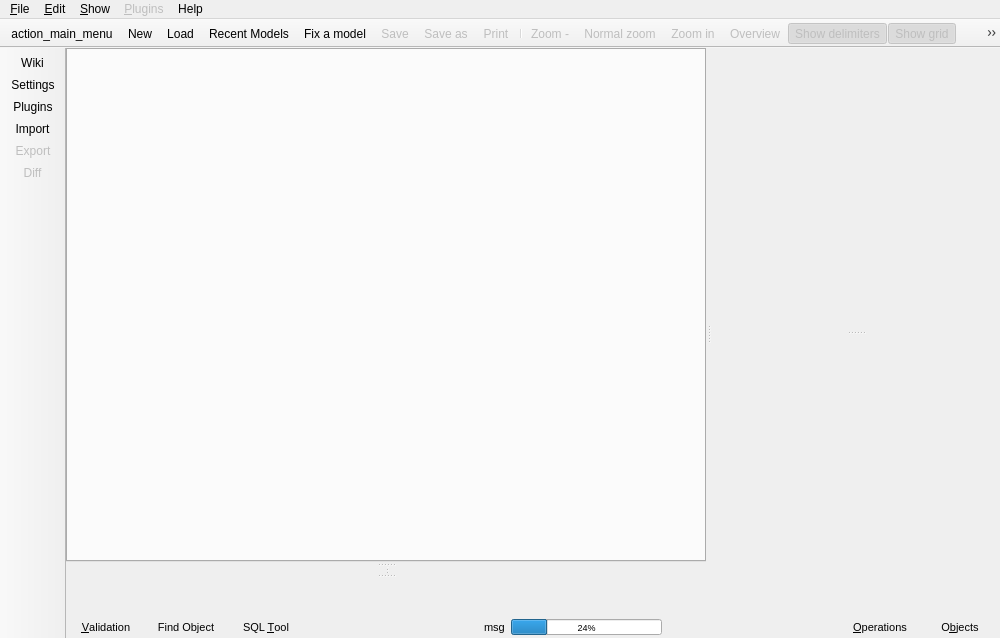
Above: libpgmodeler_ui/ui/mainwindow.ui from pgmodeler/pgmodeler before the change. Below: the same form after it.
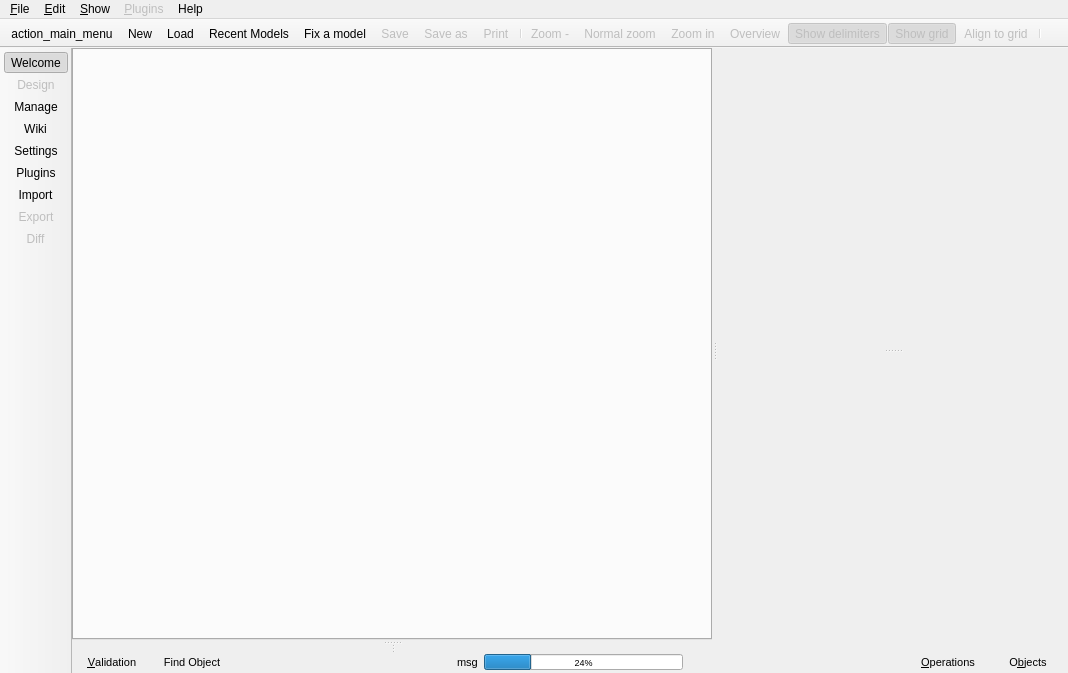
That is the form after the change. The open tabs and pages were chosen to show the change. Icons and pictures are not drawn.

Commit message: Improvements on main window in order to give more visibility to SQL tool and central widget. Now there are three different views (welcome, design and manage)

The edit to the form file:
```diff
--- a/libpgmodeler_ui/ui/mainwindow.ui
+++ b/libpgmodeler_ui/ui/mainwindow.ui
@@ -9,8 +9,8 @@
    <rect>
     <x>0</x>
     <y>0</y>
-    <width>1000</width>
-    <height>638</height>
+    <width>1068</width>
+    <height>673</height>
    </rect>
   </property>
   <property name="minimumSize">
@@ -60,6 +60,32 @@
    <property name="enabled">
     <bool>true</bool>
    </property>
+   <layout class="QGridLayout" name="gridLayout_6">
+    <property name="leftMargin">
+     <number>0</number>
+    </property>
+    <property name="topMargin">
+     <number>0</number>
+    </property>
+    <property name="rightMargin">
+     <number>0</number>
+    </property>
+    <property name="bottomMargin">
+     <number>0</number>
+    </property>
+    <item row="0" column="0">
+     <widget class="QStackedWidget" name="stacked_wgt">
+      <property name="sizePolicy">
+       <sizepolicy hsizetype="Expanding" vsizetype="Expanding">
+        <horstretch>0</horstretch>
+        <verstretch>0</verstretch>
+       </sizepolicy>
+      </property>
+      <property name="currentIndex">
+       <number>0</number>
+      </property>
+      <widget class="QWidget" name="welcome_pg"/>
+      <widget class="QWidget" name="design_pg">
    <layout class="QGridLayout" name="gridLayout_4">
     <property name="leftMargin">
      <number>0</number>
@@ -73,23 +99,248 @@
     <property name="bottomMargin">
      <number>0</number>
     </property>
+        <property name="horizontalSpacing">
+         <number>6</number>
+        </property>
+        <item row="0" column="0">
+         <layout class="QVBoxLayout" name="verticalLayout">
     <property name="spacing">
      <number>0</number>
     </property>
+          <item>
+           <widget class="QSplitter" name="h_splitter">
+            <property name="orientation">
+             <enum>Qt::Horizontal</enum>
+            </property>
+            <property name="handleWidth">
+             <number>5</number>
+            </property>
+            <property name="childrenCollapsible">
+             <bool>false</bool>
+            </property>
+            <widget class="QWidget" name="models_tbw_parent" native="true">
+             <property name="sizePolicy">
+              <sizepolicy hsizetype="Expanding" vsizetype="Expanding">
+               <horstretch>0</horstretch>
+               <verstretch>0</verstretch>
+              </sizepolicy>
+             </property>
+             <property name="minimumSize">
+              <size>
+               <width>640</width>
+               <height>480</height>
+              </size>
+             </property>
+             <property name="mouseTracking">
+              <bool>false</bool>
+             </property>
+             <layout class="QGridLayout" name="gridLayout">
+              <property name="leftMargin">
+               <number>0</number>
+              </property>
+              <property name="topMargin">
+               <number>0</number>
+              </property>
+              <property name="rightMargin">
+               <number>0</number>
+              </property>
+              <property name="bottomMargin">
+               <number>0</number>
+              </property>
+              <property name="spacing">
+               <number>0</number>
+              </property>
     <item row="0" column="0">
-     <spacer name="verticalSpacer">
+               <widget class="QSplitter" name="v_splitter1">
+                <property name="orientation">
+                 <enum>Qt::Vertical</enum>
+                </property>
+                <property name="handleWidth">
+                 <number>5</number>
+                </property>
+                <property name="childrenCollapsible">
+                 <bool>false</bool>
+                </property>
+                <widget class="QWidget" name="layoutWidget">
+                 <layout class="QHBoxLayout" name="horizontalLayout">
+                  <property name="spacing">
+                   <number>6</number>
+                  </property>
+                  <item>
+                   <spacer name="verticalSpacer_2">
       <property name="orientation">
        <enum>Qt::Vertical</enum>
       </property>
       <property name="sizeHint" stdset="0">
        <size>
         <width>0</width>
-        <height>513</height>
+                      <height>398</height>
        </size>
       </property>
      </spacer>
     </item>
-    <item row="1" column="0" colspan="3">
+                  <item>
+                   <widget class="QTabWidget" name="models_tbw">
+                    <property name="minimumSize">
+                     <size>
+                      <width>0</width>
+                      <height>0</height>
+                     </size>
+                    </property>
+                    <property name="mouseTracking">
+                     <bool>true</bool>
+                    </property>
+                    <property name="autoFillBackground">
+                     <bool>false</bool>
+                    </property>
+                    <property name="tabPosition">
+                     <enum>QTabWidget::North</enum>
+                    </property>
+                    <property name="tabShape">
+                     <enum>QTabWidget::Triangular</enum>
+                    </property>
+                    <property name="currentIndex">
+                     <number>-1</number>
+                    </property>
+                    <property name="documentMode">
+                     <bool>false</bool>
+                    </property>
+                    <property name="tabsClosable">
+                     <bool>true</bool>
+                    </property>
+                   </widget>
+                  </item>
+                 </layout>
+                </widget>
+                <widget class="QWidget" name="bottom_wgt_bar" native="true">
+                 <property name="sizePolicy">
+                  <sizepolicy hsizetype="Preferred" vsizetype="Preferred">
+                   <horstretch>0</horstretch>
+                   <verstretch>0</verstretch>
+                  </sizepolicy>
+                 </property>
+                 <layout class="QGridLayout" name="gridLayout_5">
+                  <property name="leftMargin">
+                   <number>0</number>
+                  </property>
+                  <property name="topMargin">
+                   <number>0</number>
+                  </property>
+                  <property name="rightMargin">
+                   <number>0</number>
+                  </property>
+                  <property name="bottomMargin">
+                   <number>0</number>
+                  </property>
+                  <property name="spacing">
+                   <number>0</number>
+                  </property>
+                  <item row="0" column="0">
+                   <widget class="QSplitter" name="h_splitter2">
+                    <property name="orientation">
+                     <enum>Qt::Horizontal</enum>
+                    </property>
+                    <property name="handleWidth">
+                     <number>5</number>
+                    </property>
+                    <property name="childrenCollapsible">
+                     <bool>false</bool>
+                    </property>
+                    <widget class="QWidget" name="model_valid_parent" native="true"/>
+                    <widget class="QWidget" name="obj_finder_parent" native="true">
+                     <property name="sizePolicy">
+                      <sizepolicy hsizetype="Preferred" vsizetype="Preferred">
+                       <horstretch>0</horstretch>
+                       <verstretch>0</verstretch>
+                      </sizepolicy>
+                     </property>
+                    </widget>
+                   </widget>
+                  </item>
+                 </layout>
+                </widget>
+               </widget>
+              </item>
+             </layout>
+            </widget>
+            <widget class="QWidget" name="right_wgt_bar" native="true">
+             <property name="sizePolicy">
+              <sizepolicy hsizetype="Preferred" vsizetype="Preferred">
+               <horstretch>0</horstretch>
+               <verstretch>0</verstretch>
+              </sizepolicy>
+             </property>
+             <property name="minimumSize">
+              <size>
+               <width>0</width>
+               <height>0</height>
+              </size>
+             </property>
+             <property name="autoFillBackground">
+              <bool>false</bool>
+             </property>
+             <layout class="QGridLayout" name="gridLayout_3">
+              <property name="leftMargin">
+               <number>0</number>
+              </property>
+              <property name="topMargin">
+               <number>0</number>
+              </property>
+              <property name="rightMargin">
+               <number>0</number>
+              </property>
+              <property name="bottomMargin">
+               <number>0</number>
+              </property>
+              <property name="spacing">
+               <number>0</number>
+              </property>
+              <item row="0" column="0">
+               <widget class="QSplitter" name="v_splitter_oprs_objs">
+                <property name="orientation">
+                 <enum>Qt::Vertical</enum>
+                </property>
+                <property name="handleWidth">
+                 <number>5</number>
+                </property>
+                <property name="childrenCollapsible">
+                 <bool>false</bool>
+                </property>
+                <widget class="QWidget" name="model_objs_parent" native="true">
+                 <property name="sizePolicy">
+                  <sizepolicy hsizetype="Preferred" vsizetype="Minimum">
+                   <horstretch>0</horstretch>
+                   <verstretch>0</verstretch>
+                  </sizepolicy>
+                 </property>
+                 <property name="minimumSize">
+                  <size>
+                   <width>270</width>
+                   <height>0</height>
+                  </size>
+                 </property>
+                </widget>
+                <widget class="QWidget" name="oper_list_parent" native="true">
+                 <property name="sizePolicy">
+                  <sizepolicy hsizetype="Preferred" vsizetype="Minimum">
+                   <horstretch>0</horstretch>
+                   <verstretch>0</verstretch>
+                  </sizepolicy>
+                 </property>
+                 <property name="minimumSize">
+                  <size>
+                   <width>270</width>
+                   <height>0</height>
+                  </size>
+                 </property>
+                </widget>
+               </widget>
+              </item>
+             </layout>
+            </widget>
+           </widget>
+          </item>
+          <item>
      <widget class="QWidget" name="tool_btns_bar_wgt" native="true">
       <property name="enabled">
        <bool>true</bool>
@@ -116,7 +367,7 @@
        <property name="spacing">
         <number>0</number>
        </property>
-       <item row="0" column="5">
+             <item row="0" column="4">
         <spacer name="horizontalSpacer_2">
          <property name="orientation">
           <enum>Qt::Horizontal</enum>
@@ -129,7 +380,7 @@
          </property>
         </spacer>
        </item>
-       <item row="0" column="7">
+             <item row="0" column="6">
         <widget class="QPushButton" name="objects_btn">
          <property name="font">
           <font>
@@ -197,7 +448,7 @@
          </property>
         </widget>
        </item>
-       <item row="0" column="6">
+             <item row="0" column="5">
         <widget class="QPushButton" name="operations_btn">
          <property name="font">
           <font>
@@ -265,7 +516,20 @@
          </property>
         </widget>
        </item>
-       <item row="0" column="4">
+             <item row="0" column="2">
+              <spacer name="horizontalSpacer">
+               <property name="orientation">
+                <enum>Qt::Horizontal</enum>
+               </property>
+               <property name="sizeHint" stdset="0">
+                <size>
+                 <width>40</width>
+                 <height>20</height>
+                </size>
+               </property>
+              </spacer>
+             </item>
+             <item row="0" column="3">
         <widget class="QWidget" name="bg_saving_wgt" native="true">
          <property name="sizePolicy">
           <sizepolicy hsizetype="Expanding" vsizetype="Preferred">
@@ -319,306 +583,14 @@
          </layout>
         </widget>
        </item>
-       <item row="0" column="3">
-        <spacer name="horizontalSpacer">
-         <property name="orientation">
-          <enum>Qt::Horizontal</enum>
-         </property>
-         <property name="sizeHint" stdset="0">
-          <size>
-           <width>40</width>
-           <height>20</height>
-          </size>
-         </property>
-        </spacer>
-       </item>
-       <item row="0" column="2">
-        <widget class="QPushButton" name="sql_tool_btn">
-         <property name="font">
-          <font>
-           <pointsize>8</pointsize>
-          </font>
-         </property>
-         <property name="toolTip">
-          <string>Toggle the SQL execution widget</string>
-         </property>
-         <property name="text">
-          <string>SQL &amp;Tool</string>
-         </property>
-         <property name="icon">
-          <iconset resource="../res/resources.qrc">
-           <normaloff>:/icones/icones/codigosql.png</normaloff>:/icones/icones/codigosql.png</iconset>
-         </property>
-         <property name="iconSize">
-          <size>
-           <width>20</width>
-           <height>20</height>
-          </size>
-         </property>
-         <property name="shortcut">
-          <string>Alt+T</string>
-         </property>
-         <property name="checkable">
-          <bool>true</bool>
-         </property>
-         <property name="flat">
-          <bool>true</bool>
-         </property>
-        </widget>
-       </item>
       </layout>
      </widget>
     </item>
-    <item row="0" column="1">
-     <widget class="QSplitter" name="h_splitter_opr_objs">
-      <property name="sizePolicy">
-       <sizepolicy hsizetype="MinimumExpanding" vsizetype="Expanding">
-        <horstretch>0</horstretch>
-        <verstretch>0</verstretch>
-       </sizepolicy>
-      </property>
-      <property name="minimumSize">
-       <size>
-        <width>0</width>
-        <height>0</height>
-       </size>
-      </property>
-      <property name="maximumSize">
-       <size>
-        <width>16777215</width>
-        <height>16777215</height>
-       </size>
-      </property>
-      <property name="autoFillBackground">
-       <bool>false</bool>
-      </property>
-      <property name="orientation">
-       <enum>Qt::Horizontal</enum>
-      </property>
-      <property name="opaqueResize">
-       <bool>true</bool>
-      </property>
-      <property name="handleWidth">
-       <number>5</number>
-      </property>
-      <property name="childrenCollapsible">
-       <bool>false</bool>
-      </property>
-      <widget class="QWidget" name="models_tbw_parent" native="true">
-       <property name="sizePolicy">
-        <sizepolicy hsizetype="Expanding" vsizetype="Expanding">
-         <horstretch>0</horstretch>
-         <verstretch>0</verstretch>
-        </sizepolicy>
-       </property>
-       <property name="minimumSize">
-        <size>
-         <width>640</width>
-         <height>480</height>
-        </size>
-       </property>
-       <property name="mouseTracking">
-        <bool>false</bool>
-       </property>
-       <layout class="QGridLayout" name="gridLayout">
-        <property name="leftMargin">
-         <number>0</number>
-        </property>
-        <property name="topMargin">
-         <number>0</number>
-        </property>
-        <property name="rightMargin">
-         <number>0</number>
-        </property>
-        <property name="bottomMargin">
-         <number>0</number>
-        </property>
-        <property name="spacing">
-         <number>0</number>
-        </property>
-        <item row="0" column="0">
-         <widget class="QSplitter" name="v_splitter1">
-          <property name="orientation">
-           <enum>Qt::Vertical</enum>
-          </property>
-          <property name="handleWidth">
-           <number>5</number>
-          </property>
-          <property name="childrenCollapsible">
-           <bool>false</bool>
-          </property>
-          <widget class="QWidget" name="layoutWidget">
-           <layout class="QHBoxLayout" name="horizontalLayout">
-            <property name="spacing">
-             <number>6</number>
-            </property>
-            <item>
-             <spacer name="verticalSpacer_2">
-              <property name="orientation">
-               <enum>Qt::Vertical</enum>
-              </property>
-              <property name="sizeHint" stdset="0">
-               <size>
-                <width>0</width>
-                <height>398</height>
-               </size>
-              </property>
-             </spacer>
-            </item>
-            <item>
-             <widget class="QTabWidget" name="models_tbw">
-              <property name="minimumSize">
-               <size>
-                <width>0</width>
-                <height>0</height>
-               </size>
-              </property>
-              <property name="mouseTracking">
-               <bool>true</bool>
-              </property>
-              <property name="autoFillBackground">
-               <bool>false</bool>
-              </property>
-              <property name="tabPosition">
-               <enum>QTabWidget::North</enum>
-              </property>
-              <property name="tabShape">
-               <enum>QTabWidget::Triangular</enum>
-              </property>
-              <property name="currentIndex">
-               <number>-1</number>
-              </property>
-              <property name="documentMode">
-               <bool>false</bool>
-              </property>
-              <property name="tabsClosable">
-               <bool>true</bool>
-              </property>
-             </widget>
-            </item>
-           </layout>
-          </widget>
-          <widget class="QWidget" name="bottom_wgt_bar" native="true">
-           <property name="sizePolicy">
-            <sizepolicy hsizetype="Preferred" vsizetype="Preferred">
-             <horstretch>0</horstretch>
-             <verstretch>0</verstretch>
-            </sizepolicy>
-           </property>
-           <layout class="QGridLayout" name="gridLayout_5">
-            <property name="leftMargin">
-             <number>0</number>
-            </property>
-            <property name="topMargin">
-             <number>0</number>
-            </property>
-            <property name="rightMargin">
-             <number>0</number>
-            </property>
-            <property name="bottomMargin">
-             <number>0</number>
-            </property>
-            <property name="spacing">
-             <number>0</number>
-            </property>
-            <item row="0" column="0">
-             <widget class="QSplitter" name="h_splitter2">
-              <property name="orientation">
-               <enum>Qt::Horizontal</enum>
-              </property>
-              <property name="handleWidth">
-               <number>5</number>
-              </property>
-              <property name="childrenCollapsible">
-               <bool>false</bool>
-              </property>
-              <widget class="QWidget" name="model_valid_parent" native="true"/>
-              <widget class="QWidget" name="obj_finder_parent" native="true">
-               <property name="sizePolicy">
-                <sizepolicy hsizetype="Preferred" vsizetype="Preferred">
-                 <horstretch>0</horstretch>
-                 <verstretch>0</verstretch>
-                </sizepolicy>
-               </property>
-              </widget>
-             </widget>
+         </layout>
             </item>
            </layout>
           </widget>
-          <widget class="QWidget" name="sql_tool_parent" native="true"/>
-         </widget>
-        </item>
-       </layout>
-      </widget>
-      <widget class="QWidget" name="right_wgt_bar" native="true">
-       <property name="sizePolicy">
-        <sizepolicy hsizetype="Preferred" vsizetype="Preferred">
-         <horstretch>0</horstretch>
-         <verstretch>0</verstretch>
-        </sizepolicy>
-       </property>
-       <property name="autoFillBackground">
-        <bool>false</bool>
-       </property>
-       <layout class="QGridLayout" name="gridLayout_3">
-        <property name="leftMargin">
-         <number>0</number>
-        </property>
-        <property name="topMargin">
-         <number>0</number>
-        </property>
-        <property name="rightMargin">
-         <number>0</number>
-        </property>
-        <property name="bottomMargin">
-         <number>0</number>
-        </property>
-        <property name="spacing">
-         <number>0</number>
-        </property>
-        <item row="0" column="0">
-         <widget class="QSplitter" name="v_splitter_oprs_objs">
-          <property name="orientation">
-           <enum>Qt::Vertical</enum>
-          </property>
-          <property name="handleWidth">
-           <number>5</number>
-          </property>
-          <property name="childrenCollapsible">
-           <bool>false</bool>
-          </property>
-          <widget class="QWidget" name="model_objs_parent" native="true">
-           <property name="sizePolicy">
-            <sizepolicy hsizetype="Preferred" vsizetype="Minimum">
-             <horstretch>0</horstretch>
-             <verstretch>0</verstretch>
-            </sizepolicy>
-           </property>
-           <property name="minimumSize">
-            <size>
-             <width>270</width>
-             <height>0</height>
-            </size>
-           </property>
-          </widget>
-          <widget class="QWidget" name="oper_list_parent" native="true">
-           <property name="sizePolicy">
-            <sizepolicy hsizetype="Preferred" vsizetype="Minimum">
-             <horstretch>0</horstretch>
-             <verstretch>0</verstretch>
-            </sizepolicy>
-           </property>
-           <property name="minimumSize">
-            <size>
-             <width>270</width>
-             <height>0</height>
-            </size>
-           </property>
-          </widget>
-         </widget>
-        </item>
-       </layout>
-      </widget>
+      <widget class="QWidget" name="manage_pg"/>
      </widget>
     </item>
    </layout>
@@ -631,7 +603,7 @@
     <rect>
      <x>0</x>
      <y>0</y>
-     <width>1000</width>
+     <width>1068</width>
      <height>19</height>
     </rect>
    </property>
@@ -746,6 +718,9 @@
    <attribute name="toolBarBreak">
     <bool>false</bool>
    </attribute>
+   <addaction name="action_welcome"/>
+   <addaction name="action_design"/>
+   <addaction name="action_manage"/>
    <addaction name="action_wiki"/>
    <addaction name="action_configuration"/>
    <addaction name="action_plugins"/>
@@ -1365,6 +1340,57 @@
     <string>Determine the changes between model and database</string>
    </property>
   </action>
+  <action name="action_welcome">
+   <property name="checkable">
+    <bool>true</bool>
+   </property>
+   <property name="checked">
+    <bool>true</bool>
+   </property>
+   <property name="icon">
+    <iconset resource="../res/resources.qrc">
+     <normaloff>:/icones/icones/pgsqlModeler48x48.png</normaloff>:/icones/icones/pgsqlModeler48x48.png</iconset>
+   </property>
+   <property name="text">
+    <string>Welcome</string>
+   </property>
+   <property name="toolTip">
+    <string>Welcome screen</string>
+   </property>
+  </action>
+  <action name="action_design">
+   <property name="checkable">
+    <bool>true</bool>
+   </property>
+   <property name="enabled">
+    <bool>false</bool>
+   </property>
+   <property name="icon">
+    <iconset resource="../res/resources.qrc">
+     <normaloff>:/icones/icones/design.png</normaloff>:/icones/icones/design.png</iconset>
+   </property>
+   <property name="text">
+    <string>Design</string>
+   </property>
+   <property name="toolTip">
+    <string>Design datase models</string>
+   </property>
+  </action>
+  <action name="action_manage">
+   <property name="checkable">
+    <bool>true</bool>
+   </property>
+   <property name="icon">
+    <iconset resource="../res/resources.qrc">
+     <normaloff>:/icones/icones/managedb.png</normaloff>:/icones/icones/managedb.png</iconset>
+   </property>
+   <property name="text">
+    <string>Manage</string>
+   </property>
+   <property name="toolTip">
+    <string>Manage existent databases</string>
+   </property>
+  </action>
  </widget>
  <tabstops>
   <tabstop>models_tbw</tabstop>
```
Left out of the diff: 5 changed lines with no effect on the pictures. Lines whose indentation alone changed are shown as unchanged. The commit also changes 9 other files.
